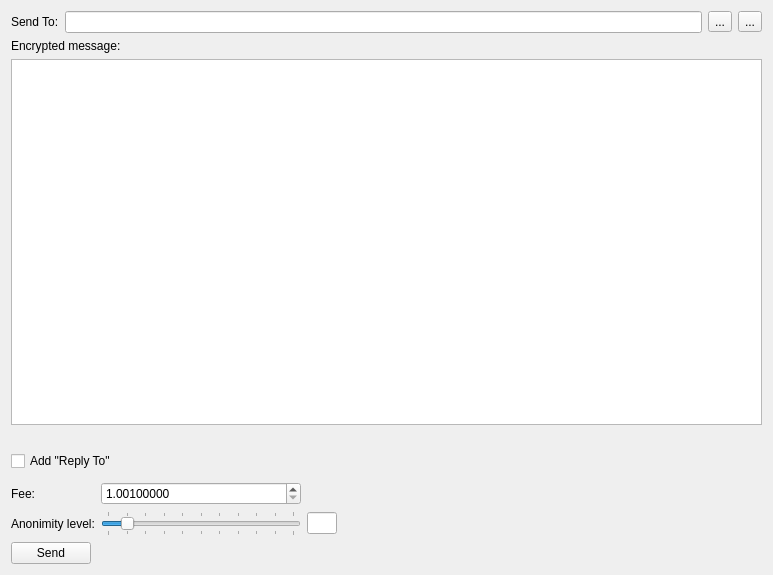
This is src/gui/ui/sendmessageframe.ui in Vetro7/RoyaltiesGUI as Qt 5 draws it before an edit. The edited form follows.
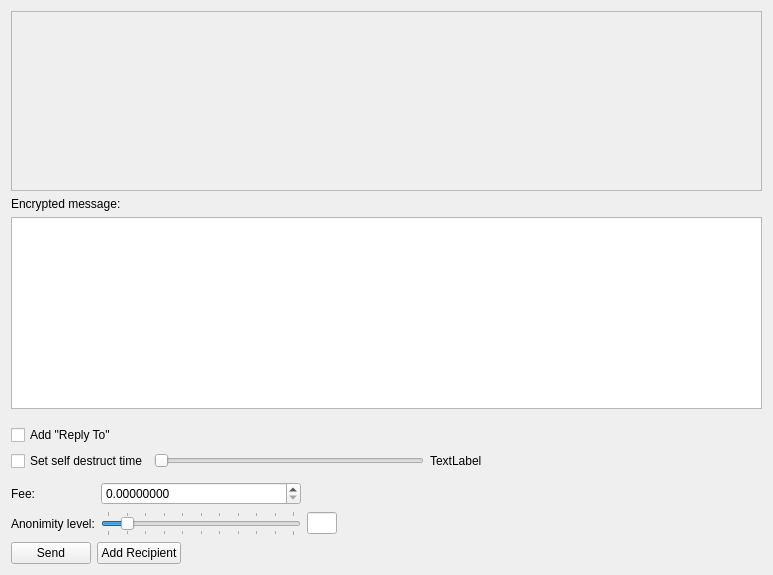
This is the edited form. Icons and pictures are not drawn.

```diff
--- a/src/gui/ui/sendmessageframe.ui
+++ b/src/gui/ui/sendmessageframe.ui
@@ -21,40 +21,54 @@
   </property>
   <layout class="QVBoxLayout" name="verticalLayout">
    <item>
-    <layout class="QHBoxLayout" name="horizontalLayout_2">
-     <item>
-      <widget class="QLabel" name="label">
-       <property name="text">
-        <string>Send To:</string>
+    <widget class="QScrollArea" name="m_messageAddressScrollArea">
+     <property name="frameShape">
+      <enum>QFrame::StyledPanel</enum>
+     </property>
+     <property name="widgetResizable">
+      <bool>true</bool>
+     </property>
+     <widget class="QWidget" name="scrollAreaWidgetContents">
+      <property name="geometry">
+       <rect>
+        <x>0</x>
+        <y>0</y>
+        <width>747</width>
+        <height>126</height>
+       </rect>
+      </property>
+      <layout class="QVBoxLayout" name="m_addressesLayout">
+       <property name="spacing">
+        <number>0</number>
        </property>
-      </widget>
-     </item>
-     <item>
-      <widget class="QLineEdit" name="m_addressEdit"/>
-     </item>
-     <item>
-      <widget class="QToolButton" name="m_addressBookButton">
-       <property name="text">
-        <string>...</string>
+       <property name="leftMargin">
+        <number>0</number>
        </property>
-       <property name="icon">
-        <iconset resource="../../resources.qrc">
-         <normaloff>:/icons/address-book</normaloff>:/icons/address-book</iconset>
+       <property name="topMargin">
+        <number>0</number>
        </property>
-      </widget>
-     </item>
-     <item>
-      <widget class="QToolButton" name="m_pasteButton">
-       <property name="text">
-        <string>...</string>
+       <property name="rightMargin">
+        <number>0</number>
        </property>
-       <property name="icon">
-        <iconset resource="../../resources.qrc">
-         <normaloff>:/icons/paste</normaloff>:/icons/paste</iconset>
+       <property name="bottomMargin">
+        <number>0</number>
        </property>
-      </widget>
-     </item>
-    </layout>
+       <item>
+        <spacer name="verticalSpacer_2">
+         <property name="orientation">
+          <enum>Qt::Vertical</enum>
+         </property>
+         <property name="sizeHint" stdset="0">
+          <size>
+           <width>20</width>
+           <height>139</height>
+          </size>
+         </property>
+        </spacer>
+       </item>
+      </layout>
+     </widget>
+    </widget>
    </item>
    <item>
     <widget class="QLabel" name="label_3">
@@ -69,8 +83,8 @@
       <string notr="true">&lt;!DOCTYPE HTML PUBLIC &quot;-//W3C//DTD HTML 4.0//EN&quot; &quot;http://www.w3.org/TR/REC-html40/strict.dtd&quot;&gt;
 &lt;html&gt;&lt;head&gt;&lt;meta name=&quot;qrichtext&quot; content=&quot;1&quot; /&gt;&lt;style type=&quot;text/css&quot;&gt;
 p, li { white-space: pre-wrap; }
-&lt;/style&gt;&lt;/head&gt;&lt;body style=&quot; font-family:'.Helvetica Neue DeskInterface'; font-size:13pt; font-weight:400; font-style:normal;&quot;&gt;
-&lt;p style=&quot;-qt-paragraph-type:empty; margin-top:0px; margin-bottom:0px; margin-left:0px; margin-right:0px; -qt-block-indent:0; text-indent:0px;&quot;&gt;&lt;br /&gt;&lt;/p&gt;&lt;/body&gt;&lt;/html&gt;</string>
+&lt;/style&gt;&lt;/head&gt;&lt;body style=&quot; font-family:'.SF NS Text'; font-size:13pt; font-weight:400; font-style:normal;&quot;&gt;
+&lt;p style=&quot;-qt-paragraph-type:empty; margin-top:0px; margin-bottom:0px; margin-left:0px; margin-right:0px; -qt-block-indent:0; text-indent:0px; font-family:'.Helvetica Neue DeskInterface';&quot;&gt;&lt;br /&gt;&lt;/p&gt;&lt;/body&gt;&lt;/html&gt;</string>
      </property>
     </widget>
    </item>
@@ -85,7 +99,7 @@
      <property name="sizeHint" stdset="0">
       <size>
        <width>20</width>
-       <height>20</height>
+       <height>10</height>
       </size>
      </property>
     </spacer>
@@ -104,6 +118,56 @@
      </item>
     </layout>
    </item>
+   <item>
+    <layout class="QHBoxLayout" name="horizontalLayout_2">
+     <property name="rightMargin">
+      <number>10</number>
+     </property>
+     <item>
+      <widget class="QCheckBox" name="m_ttlCheck">
+       <property name="toolTip">
+        <string>Do not include message in blockchain</string>
+       </property>
+       <property name="text">
+        <string>Set self destruct time</string>
+       </property>
+      </widget>
+     </item>
+     <item>
+      <widget class="QSlider" name="m_ttlSlider">
+       <property name="singleStep">
+        <number>300</number>
+       </property>
+       <property name="orientation">
+        <enum>Qt::Horizontal</enum>
+       </property>
+       <property name="tickInterval">
+        <number>1</number>
+       </property>
+      </widget>
+     </item>
+     <item>
+      <widget class="QLabel" name="m_ttlLabel">
+       <property name="text">
+        <string>TextLabel</string>
+       </property>
+      </widget>
+     </item>
+     <item>
+      <spacer name="horizontalSpacer_3">
+       <property name="orientation">
+        <enum>Qt::Horizontal</enum>
+       </property>
+       <property name="sizeHint" stdset="0">
+        <size>
+         <width>40</width>
+         <height>20</height>
+        </size>
+       </property>
+      </spacer>
+     </item>
+    </layout>
+   </item>
    <item>
     <layout class="QGridLayout" name="gridLayout">
      <property name="topMargin">
@@ -198,7 +262,7 @@
         <number>8</number>
        </property>
        <property name="minimum">
-        <double>1.001000000000000</double>
+        <double>0.000000000000000</double>
        </property>
        <property name="maximum">
         <double>1000000000000000000.000000000000000</double>
@@ -207,7 +271,7 @@
         <double>0.010000000000000</double>
        </property>
        <property name="value">
-        <double>1.001000000000000</double>
+        <double>0.000000000000000</double>
        </property>
       </widget>
      </item>
@@ -226,6 +290,17 @@
        </property>
       </widget>
      </item>
+     <item>
+      <widget class="QPushButton" name="m_addRecipientButton">
+       <property name="text">
+        <string>Add Recipient</string>
+       </property>
+       <property name="icon">
+        <iconset resource="../../resources.qrc">
+         <normaloff>:/icons/add</normaloff>:/icons/add</iconset>
+       </property>
+      </widget>
+     </item>
      <item>
       <spacer name="horizontalSpacer_2">
        <property name="orientation">
```
Left out of the diff: 126 changed lines with no effect on the pictures.
